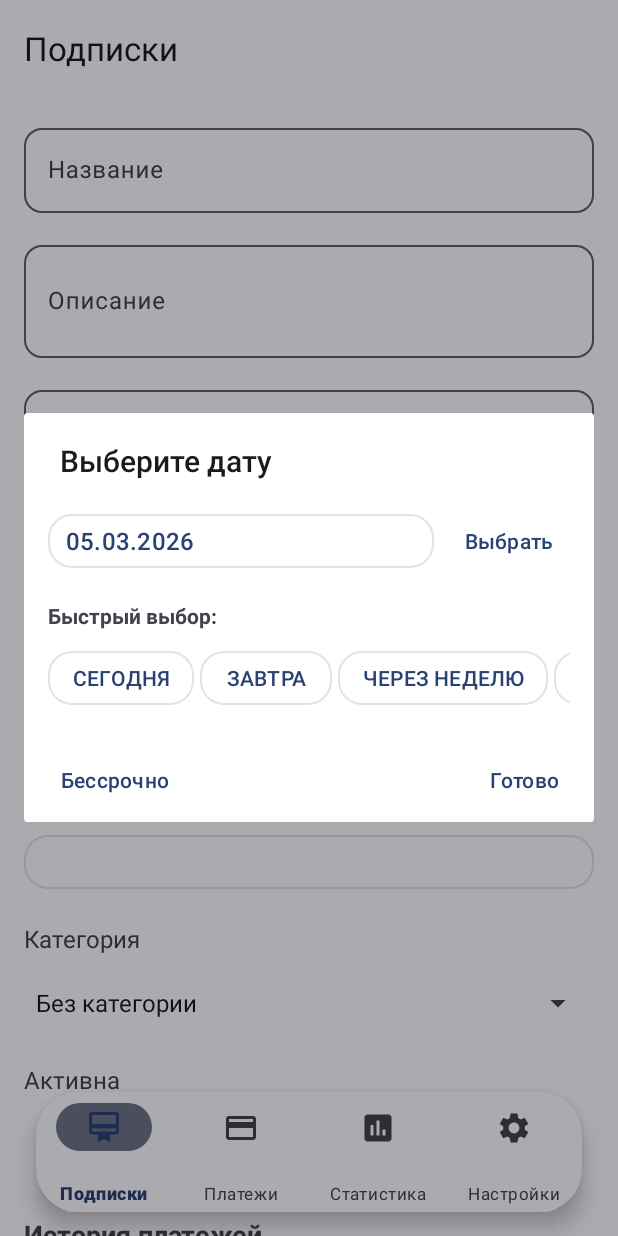
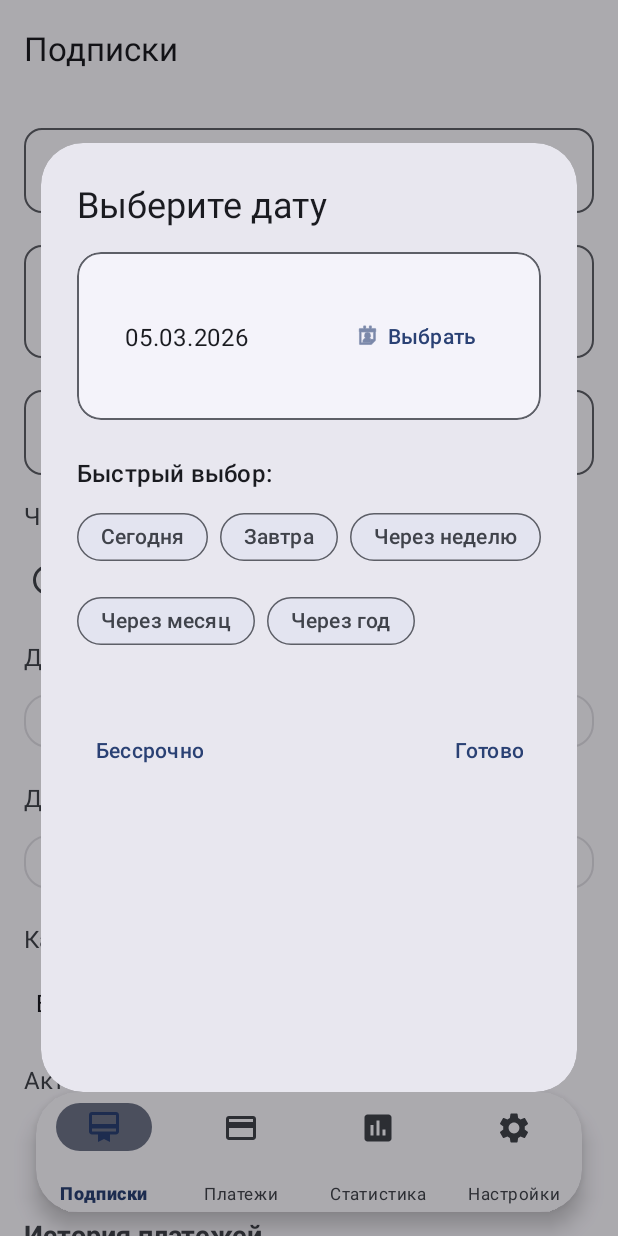
Before and after one commit to onlive1337/Trackify, an Android app: the fragment SubscriptionDetailFragment placed in its activity, after a tap on an icon or button, on a phone screen of 412 x 824 dp. Run offline under Robolectric (Android 15) with nearby library versions, the phone set to English and light mode, and no system bars; our stand-ins replace Room's generated code, navigation-ui; 2 statements that could not run were skipped.

Commit message:
Refactor: Improve date picker dialog
-   Replaced `DatePickerDialog` with `MaterialDatePicker` for an updated UI.
-   Updated date selection UI to use `MaterialCardView`.
-   Updated quick pick date UI to use `ChipGroup`.
-   Refactored layout file for date picker dialog.
- Removed unused code.
- Updated styles.

```diff
--- a/app/src/main/java/com/onlive/trackify/utils/DatePickerHelper.kt
+++ b/app/src/main/java/com/onlive/trackify/utils/DatePickerHelper.kt
@@ -1,10 +1,9 @@
 package com.onlive.trackify.utils
 
-import android.app.DatePickerDialog
 import android.content.Context
 import android.view.LayoutInflater
-import android.widget.Button
-import androidx.appcompat.app.AlertDialog
+import com.google.android.material.datepicker.MaterialDatePicker
+import com.google.android.material.dialog.MaterialAlertDialogBuilder
 import com.onlive.trackify.R
 import com.onlive.trackify.databinding.DialogAdvancedDatePickerBinding
 import java.text.SimpleDateFormat
@@ -25,78 +24,95 @@ class DatePickerHelper(private val context: Context) {
         val binding = DialogAdvancedDatePickerBinding.inflate(LayoutInflater.from(context))
 
         calendar.time = initialDate
-        updateCalendarDisplay(binding.textViewSelectedDate)
+        updateDateDisplay(binding)
 
         setupQuickDateButtons(binding)
 
-        val dialog = AlertDialog.Builder(context)
+        val dialogBuilder = MaterialAlertDialogBuilder(context)
             .setView(binding.root)
-            .setTitle(context.getString(R.string.select_date))
             .setPositiveButton(context.getString(R.string.done)) { _, _ ->
                 onDateSelected(calendar.time)
             }
-            .create()
 
         if (allowNullDate) {
-            dialog.setButton(AlertDialog.BUTTON_NEUTRAL, context.getString(R.string.indefinitely)) { _, _ ->
+            dialogBuilder.setNeutralButton(context.getString(R.string.indefinitely)) { _, _ ->
                 onDateSelected(null)
             }
         }
 
+        val dialog = dialogBuilder.create()
+
         binding.buttonSelectDate.setOnClickListener {
-            showStandardDatePicker { year, month, day ->
-                calendar.set(year, month, day)
-                updateCalendarDisplay(binding.textViewSelectedDate)
+            showMaterialDatePicker(calendar.time) { selectedDate ->
+                if (selectedDate != null) {
+                    calendar.time = selectedDate
+                    updateDateDisplay(binding)
+                }
             }
         }
 
         dialog.show()
     }
 
-    private fun setupQuickDateButtons(binding: DialogAdvancedDatePickerBinding) {
-        binding.buttonToday.setOnClickListener {
-            calendar.time = Date()
-            updateCalendarDisplay(binding.textViewSelectedDate)
+    private fun showMaterialDatePicker(initialDate: Date, onDateSelected: (Date?) -> Unit) {
+        val calendar = Calendar.getInstance()
+        calendar.time = initialDate
+
+        val datePicker = MaterialDatePicker.Builder.datePicker()
+            .setTitleText(context.getString(R.string.select_date))
+            .setSelection(calendar.timeInMillis)
+            .setTheme(R.style.ThemeOverlay_Material3_MaterialCalendar)
+            .build()
+
+        datePicker.addOnPositiveButtonClickListener { selection ->
+            val selectedCalendar = Calendar.getInstance()
+            selectedCalendar.timeInMillis = selection
+            onDateSelected(selectedCalendar.time)
         }
 
-        binding.buttonTomorrow.setOnClickListener {
+        datePicker.addOnCancelListener {
+            onDateSelected(null)
+        }
+
+        datePicker.addOnNegativeButtonClickListener {
+            onDateSelected(null)
+        }
+
+        datePicker.show((context as androidx.fragment.app.FragmentActivity).supportFragmentManager, "MATERIAL_DATE_PICKER")
+    }
+
+    private fun setupQuickDateButtons(binding: DialogAdvancedDatePickerBinding) {
+        binding.chipToday.setOnClickListener {
+            calendar.time = Date()
+            updateDateDisplay(binding)
+        }
+
+        binding.chipTomorrow.setOnClickListener {
             calendar.time = Date()
             calendar.add(Calendar.DAY_OF_YEAR, 1)
-            updateCalendarDisplay(binding.textViewSelectedDate)
+            updateDateDisplay(binding)
         }
 
-        binding.buttonOneWeek.setOnClickListener {
+        binding.chipOneWeek.setOnClickListener {
             calendar.time = Date()
             calendar.add(Calendar.WEEK_OF_YEAR, 1)
-            updateCalendarDisplay(binding.textViewSelectedDate)
+            updateDateDisplay(binding)
         }
 
-        binding.buttonOneMonth.setOnClickListener {
+        binding.chipOneMonth.setOnClickListener {
             calendar.time = Date()
             calendar.add(Calendar.MONTH, 1)
-            updateCalendarDisplay(binding.textViewSelectedDate)
+            updateDateDisplay(binding)
         }
 
-        binding.buttonOneYear.setOnClickListener {
+        binding.chipOneYear.setOnClickListener {
             calendar.time = Date()
             calendar.add(Calendar.YEAR, 1)
-            updateCalendarDisplay(binding.textViewSelectedDate)
+            updateDateDisplay(binding)
         }
     }
 
-    private fun updateCalendarDisplay(textView: Button) {
-        textView.text = dateFormat.format(calendar.time)
-    }
-
-    private fun showStandardDatePicker(onDateSet: (Int, Int, Int) -> Unit) {
-        DatePickerDialog(
-            context,
-            { _, year, month, dayOfMonth ->
-                onDateSet(year, month, dayOfMonth)
-            },
-            calendar.get(Calendar.YEAR),
-            calendar.get(Calendar.MONTH),
-            calendar.get(Calendar.DAY_OF_MONTH)
-        ).show()
+    private fun updateDateDisplay(binding: DialogAdvancedDatePickerBinding) {
+        binding.textViewSelectedDate.text = dateFormat.format(calendar.time)
     }
 }
--- a/app/src/main/res/layout/dialog_advanced_date_picker.xml
+++ b/app/src/main/res/layout/dialog_advanced_date_picker.xml
@@ -1,98 +1,116 @@
 <?xml version="1.0" encoding="utf-8"?>
-<LinearLayout xmlns:android="http://schemas.android.com/apk/res/android"
+<androidx.constraintlayout.widget.ConstraintLayout xmlns:android="http://schemas.android.com/apk/res/android"
     xmlns:app="http://schemas.android.com/apk/res-auto"
-    xmlns:tools="http://schemas.android.com/tools"
     android:layout_width="match_parent"
     android:layout_height="wrap_content"
-    android:orientation="vertical"
-    android:padding="16dp">
+    android:padding="24dp">
 
-    <LinearLayout
-        style="?android:attr/buttonBarStyle"
+    <TextView
+        android:id="@+id/textViewTitle"
         android:layout_width="match_parent"
         android:layout_height="wrap_content"
-        android:orientation="horizontal"
-        android:gravity="center_vertical">
+        android:text="@string/select_date"
+        android:textAppearance="?attr/textAppearanceHeadlineSmall"
+        android:textColor="?attr/colorOnSurface"
+        app:layout_constraintTop_toTopOf="parent"
+        app:layout_constraintStart_toStartOf="parent"
+        app:layout_constraintEnd_toEndOf="parent" />
 
-        <Button
-            android:id="@+id/textViewSelectedDate"
-            style="@style/Widget.MaterialComponents.Button.OutlinedButton"
-            android:layout_width="0dp"
-            android:layout_height="wrap_content"
-            android:layout_weight="1"
-            android:paddingStart="12dp"
-            android:gravity="start|center_vertical"
-            android:text="@string/date"
-            android:textSize="16sp"
-            tools:ignore="RtlSymmetry" />
-
-        <Button
-            android:id="@+id/buttonSelectDate"
-            style="?android:attr/buttonBarButtonStyle"
-            android:layout_width="wrap_content"
-            android:layout_height="wrap_content"
-            android:layout_marginStart="8dp"
-            android:text="@string/choose"
-            android:drawableStart="@android:drawable/ic_menu_my_calendar"
-            android:drawablePadding="4dp" />
-    </LinearLayout>
-
-    <TextView
+    <com.google.android.material.card.MaterialCardView
+        android:id="@+id/cardSelectedDate"
         android:layout_width="match_parent"
         android:layout_height="wrap_content"
         android:layout_marginTop="16dp"
+        app:cardCornerRadius="16dp"
+        app:cardElevation="0dp"
+        app:strokeWidth="1dp"
+        app:strokeColor="?attr/colorOutline"
+        app:layout_constraintTop_toBottomOf="@id/textViewTitle"
+        app:layout_constraintStart_toStartOf="parent"
+        app:layout_constraintEnd_toEndOf="parent">
+
+        <androidx.constraintlayout.widget.ConstraintLayout
+            android:layout_width="match_parent"
+            android:layout_height="wrap_content"
+            android:padding="16dp">
+
+            <TextView
+                android:id="@+id/textViewSelectedDate"
+                android:layout_width="0dp"
+                android:layout_height="wrap_content"
+                android:textAppearance="?attr/textAppearanceBodyLarge"
+                android:textColor="?attr/colorOnSurface"
+                app:layout_constraintStart_toStartOf="parent"
+                app:layout_constraintEnd_toStartOf="@id/buttonSelectDate"
+                app:layout_constraintTop_toTopOf="parent"
+                app:layout_constraintBottom_toBottomOf="parent"
+                android:text="@string/date" />
+
+            <com.google.android.material.button.MaterialButton
+                android:id="@+id/buttonSelectDate"
+                style="@style/Widget.Material3.Button.TextButton"
+                android:layout_width="wrap_content"
+                android:layout_height="wrap_content"
+                android:text="@string/choose"
+                app:icon="@android:drawable/ic_menu_my_calendar"
+                app:iconGravity="textStart"
+                app:layout_constraintEnd_toEndOf="parent"
+                app:layout_constraintTop_toTopOf="parent"
+                app:layout_constraintBottom_toBottomOf="parent" />
+
+        </androidx.constraintlayout.widget.ConstraintLayout>
+    </com.google.android.material.card.MaterialCardView>
+
+    <TextView
+        android:id="@+id/textViewQuickPick"
+        android:layout_width="match_parent"
+        android:layout_height="wrap_content"
+        android:layout_marginTop="24dp"
         android:text="@string/quick_pick"
-        android:textStyle="bold" />
+        android:textAppearance="?attr/textAppearanceTitleMedium"
+        android:textColor="?attr/colorOnSurface"
+        app:layout_constraintTop_toBottomOf="@id/cardSelectedDate"
+        app:layout_constraintStart_toStartOf="parent"
+        app:layout_constraintEnd_toEndOf="parent" />
 
-    <HorizontalScrollView
+    <com.google.android.material.chip.ChipGroup
+        android:id="@+id/chipGroupQuickPick"
         android:layout_width="match_parent"
         android:layout_height="wrap_content"
         android:layout_marginTop="8dp"
-        android:scrollbars="none">
+        app:singleSelection="true"
+        app:layout_constraintTop_toBottomOf="@id/textViewQuickPick"
+        app:layout_constraintStart_toStartOf="parent"
+        app:layout_constraintEnd_toEndOf="parent">
 
-        <LinearLayout
+        <com.google.android.material.chip.Chip
+            android:id="@+id/chipToday"
             android:layout_width="wrap_content"
             android:layout_height="wrap_content"
-            android:orientation="horizontal">
+            android:text="@string/today" />
 
-            <Button
-                android:id="@+id/buttonToday"
-                style="@style/Widget.MaterialComponents.Button.OutlinedButton"
+        <com.google.android.material.chip.Chip
+            android:id="@+id/chipTomorrow"
             android:layout_width="wrap_content"
             android:layout_height="wrap_content"
-                android:layout_marginEnd="4dp"
-                android:text="@string/today" />
+            android:text="@string/tomorrow" />
 
-            <Button
-                android:id="@+id/buttonTomorrow"
-                style="@style/Widget.MaterialComponents.Button.OutlinedButton"
+        <com.google.android.material.chip.Chip
+            android:id="@+id/chipOneWeek"
             android:layout_width="wrap_content"
             android:layout_height="wrap_content"
-                android:layout_marginEnd="4dp"
-                android:text="@string/tomorrow" />
+            android:text="@string/in_a_week" />
 
-            <Button
-                android:id="@+id/buttonOneWeek"
-                style="@style/Widget.MaterialComponents.Button.OutlinedButton"
+        <com.google.android.material.chip.Chip
+            android:id="@+id/chipOneMonth"
             android:layout_width="wrap_content"
             android:layout_height="wrap_content"
-                android:layout_marginEnd="4dp"
-                android:text="@string/in_a_week" />
-
-            <Button
-                android:id="@+id/buttonOneMonth"
-                style="@style/Widget.MaterialComponents.Button.OutlinedButton"
-                android:layout_width="wrap_content"
-                android:layout_height="wrap_content"
-                android:layout_marginEnd="4dp"
             android:text="@string/in_a_month" />
 
-            <Button
-                android:id="@+id/buttonOneYear"
-                style="@style/Widget.MaterialComponents.Button.OutlinedButton"
+        <com.google.android.material.chip.Chip
+            android:id="@+id/chipOneYear"
             android:layout_width="wrap_content"
             android:layout_height="wrap_content"
             android:text="@string/one_year_later" />
-        </LinearLayout>
-    </HorizontalScrollView>
-</LinearLayout>
+    </com.google.android.material.chip.ChipGroup>
+</androidx.constraintlayout.widget.ConstraintLayout>
```
Lines whose indentation alone changed are shown as unchanged.
